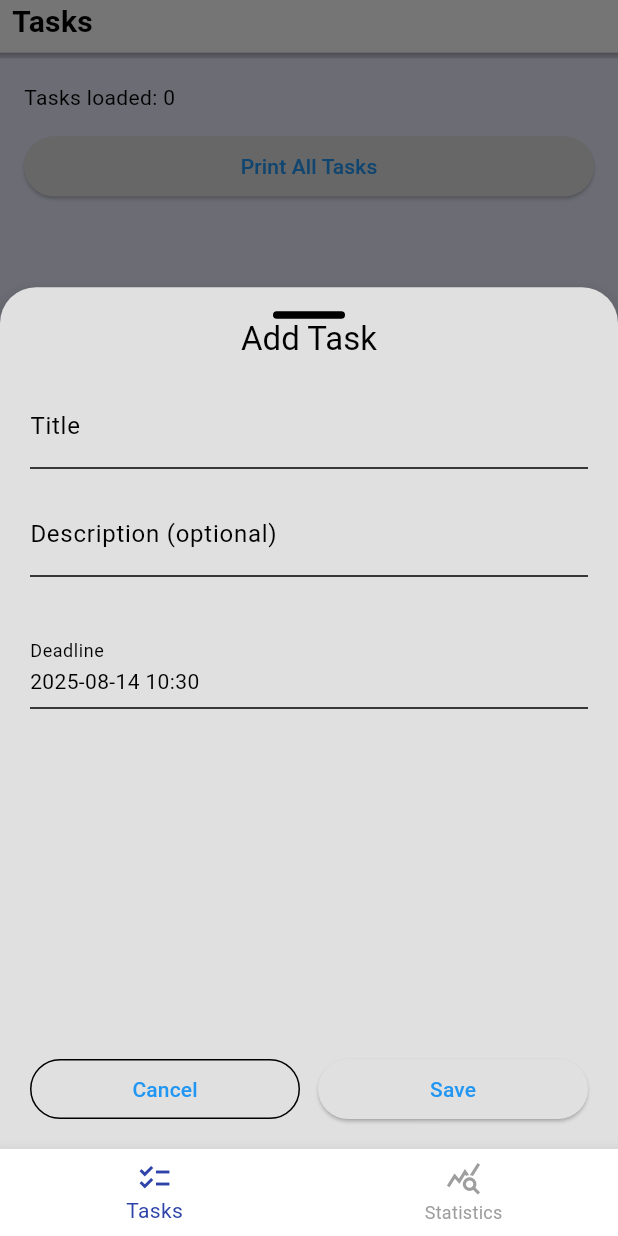
After one commit to Sakii470/Task_Manager, a Flutter app: the screen it shows after launch, after a tap on the "add" icon, on a phone screen of 412 x 824 dp. The commit adds this screen. Run offline on Flutter 3.47's test engine with Material 3 defaults, Android fonts, the phone set to English and light mode, and no system bars; our stand-ins replace bloc, flutter_bloc, get_it, go_router, hive_flutter; accounts and stored records are empty.

Commit message:
TeskList done - it works well

```diff
--- /dev/null
+++ b/devtools_options.yaml
@@ -0,0 +1,3 @@
+description: This file stores settings for Dart & Flutter DevTools.
+documentation: https://docs.flutter.dev/tools/devtools/extensions#configure-extension-enablement-states
+extensions:
--- a/lib/app/di/service_locator.dart
+++ b/lib/app/di/service_locator.dart
@@ -0,0 +1,16 @@
+import 'package:get_it/get_it.dart';
+import 'package:task_manager/features/tasks/data/repository/task_repository.dart';
+import 'package:task_manager/features/tasks/domain/task_repo.dart';
+
+final getIt = GetIt.instance;
+
+Future<void> setupLocator() async {
+  if (!getIt.isRegistered<HiveTaskRepository>()) {
+    final repo = HiveTaskRepository();
+    await repo.init();
+
+    getIt
+      ..registerSingleton<HiveTaskRepository>(repo)
+      ..registerSingleton<HiveTaskRepo>(repo);
+  }
+}
--- a/lib/app/theme/app_colors.dart
+++ b/lib/app/theme/app_colors.dart
@@ -4,7 +4,8 @@ const Color backgroundColor = Color(0xFFEBEDFD);
 const Color primaryColor = Color(0xFF6200EE);
 const Color secondaryColor = Color(0xFF03DAC6);
 
-const Color blue1 = Color(0xFF2D43A9); // Blue 1 (100%)
+const Color blue1 = Color(0xFF2D43A9);
 const Color black1 = Color(0xFF1A1A1A);
 const Color white = Color(0xFFFFFFFF);
 const Color red1 = Color(0xFFED1C23);
+const Color orange1 = Color(0xFFF76E11);
--- a/lib/features/statistics/presentation/screens/statistics_screen.dart
+++ b/lib/features/statistics/presentation/screens/statistics_screen.dart
@@ -10,7 +10,7 @@ class StatisticsScreen extends StatelessWidget {
     return Scaffold(
       appBar: const CustomHeader(title: 'Statistics', showBackArrow: false),
       body: BackgroundPattern(
-        showBottomLinearGradient: false,
+        showBottomLinearGradient: true,
         child: ListView(
           padding: const EdgeInsets.all(16),
           children: const [
--- /dev/null
+++ b/lib/features/tasks/data/model/task.dart
@@ -0,0 +1,29 @@
+import 'dart:convert';
+
+enum TaskStatus { inProgress, completed }
+
+class Task {
+  final String id;
+  final String title;
+  final String? description;
+  final DateTime deadline;
+  final TaskStatus status;
+
+  const Task({required this.id, required this.title, this.description, required this.deadline, required this.status});
+
+  Map<String, dynamic> toMap() => {
+    'id': id,
+    'title': title,
+    'description': description,
+    'deadline': deadline.toIso8601String(),
+    'status': status.index,
+  };
+
+  factory Task.fromMap(Map map) => Task(
+    id: map['id'] as String,
+    title: map['title'] as String,
+    description: map['description'] as String?,
+    deadline: DateTime.parse(map['deadline'] as String),
+    status: TaskStatus.values[map['status'] as int],
+  );
+}
--- a/lib/features/tasks/data/repository/task_repository.dart
+++ b/lib/features/tasks/data/repository/task_repository.dart
@@ -1,5 +1,53 @@
 import 'dart:async';
+import 'package:hive_flutter/hive_flutter.dart';
 import '../../domain/task_repo.dart';
-import '../model/task_model.dart';
+import '../model/task.dart';
 
-class TaskRepository implements TaskRepo {}
+class HiveTaskRepository implements HiveTaskRepo {
+  static const _boxName = 'tasks';
+  late final Box<Map> _box;
+
+  Future<void> init() async {
+    await Hive.initFlutter();
+    _box = await Hive.openBox<Map>(_boxName);
+  }
+
+  @override
+  Future<List<Task>> getAll({bool includeCompleted = true}) async {
+    final items = _box.values
+        .map((m) => Task.fromMap(m))
+        .where((t) => includeCompleted || t.status != TaskStatus.completed)
+        .toList();
+    return items;
+  }
+
+  @override
+  Future<Task> create(Task task) async {
+    await _box.put(task.id, task.toMap());
+    // ignore: avoid_print
+    print(
+      'Created task ${task.id} | ${task.title} | status=${task.status} | desc=${task.description} | deadline=${task.deadline.toIso8601String()}',
+    );
+    return task;
+  }
+
+  @override
+  Future<void> delete(String id) async {
+    await _box.delete(id);
+    // ignore: avoid_print
+    print('Deleted task $id');
+  }
+
+  @override
+  Future<Task> update(Task task) async {
+    if (!_box.containsKey(task.id)) {
+      throw StateError('Task not found');
+    }
+    await _box.put(task.id, task.toMap());
+    // ignore: avoid_print
+    print(
+      'Updated task ${task.id} | ${task.title} | status=${task.status} | desc=${task.description} | deadline=${task.deadline.toIso8601String()}',
+    );
+    return task;
+  }
+}
--- a/lib/features/tasks/domain/task_repo.dart
+++ b/lib/features/tasks/domain/task_repo.dart
@@ -1,9 +1,9 @@
-abstract class TaskRepo {
-  // Future<List<Task>> getAll({bool includeCompleted = true});
-  // Future<Task?> getById(String id);
-  // Future<Task> create(Task task);
-  // Future<Task> update(Task task);
-  // Future<void> delete(String id);
-  // Future<Task> markCompleted(String id);
-  // Future<Task> reopen(String id);
+import 'package:task_manager/features/tasks/data/model/task.dart';
+
+abstract class HiveTaskRepo {
+  Future<List<Task>> getAll({bool includeCompleted = true});
+
+  Future<Task> create(Task task);
+  Future<Task> update(Task task);
+  Future<void> delete(String id);
 }
--- /dev/null
+++ b/lib/features/tasks/presentation/cubit/task_cubit.dart
@@ -0,0 +1,92 @@
+import 'package:bloc/bloc.dart';
+import 'package:flutter/foundation.dart';
+
+import 'package:task_manager/features/tasks/domain/task_repo.dart';
+import 'package:task_manager/features/tasks/data/model/task.dart';
+import 'package:task_manager/features/tasks/presentation/cubit/task_state.dart';
+
+class TaskCubit extends Cubit<TaskState> {
+  final HiveTaskRepo repo;
+  TaskCubit(this.repo) : super(const TaskInitial());
+
+  Future<void> loadTasks() async {
+    emit(const TaskLoading());
+    try {
+      final tasks = [...await repo.getAll()]..sort((a, b) => a.deadline.compareTo(b.deadline));
+      emit(TaskLoaded(tasks));
+    } catch (e) {
+      emit(TaskError(e.toString()));
+    }
+  }
+
+  Future<void> addTask(Task task) async {
+    final prev = state is TaskLoaded
+        ? (state as TaskLoaded).tasks
+        : state is TaskSubmitting
+        ? (state as TaskSubmitting).tasks
+        : <Task>[];
+    final submittingList = [...prev]..sort((a, b) => a.deadline.compareTo(b.deadline));
+    emit(TaskSubmitting(submittingList));
+    try {
+      await repo.create(task);
+      final tasks = [...await repo.getAll()]..sort((a, b) => a.deadline.compareTo(b.deadline));
+      emit(TaskLoaded(tasks));
+    } catch (e) {
+      emit(TaskError(e.toString()));
+    }
+  }
+
+  Future<void> updateTask(Task task) async {
+    final prev = state is TaskLoaded
+        ? (state as TaskLoaded).tasks
+        : state is TaskSubmitting
+        ? (state as TaskSubmitting).tasks
+        : <Task>[];
+    // optimistic local replace (sorted later after fetch)
+    final optimistic = [
+      for (final t in prev)
+        if (t.id == task.id) task else t,
+    ]..sort((a, b) => a.deadline.compareTo(b.deadline));
+    emit(TaskSubmitting(optimistic));
+    try {
+      // Assumes repo has an update(task) method; adjust if different.
+      await repo.update(task);
+      final tasks = [...await repo.getAll()]..sort((a, b) => a.deadline.compareTo(b.deadline));
+      emit(TaskLoaded(tasks));
+    } catch (e) {
+      emit(TaskError(e.toString()));
+    }
+  }
+
+  void printAll() {
+    final s = state;
+    if (s is TaskLoaded || s is TaskSubmitting) {
+      final list = s is TaskLoaded ? s.tasks : (s as TaskSubmitting).tasks;
+      debugPrint('--- Tasks (${list.length}) ---');
+      for (final t in list) {
+        debugPrint(
+          'id=${t.id} | title=${t.title} | status=${t.status} | desc=${t.description} | deadline=${t.deadline.toIso8601String()}',
+        );
+      }
+      debugPrint('------------------------');
+    } else {
+      debugPrint('No tasks to print (state=$s)');
+    }
+  }
+
+  void sortByDeadline({bool ascending = true}) {
+    // Retained for potential manual triggers elsewhere (now unused in screen)
+    final current = state;
+    if (current is TaskLoaded) {
+      final sorted = [...current.tasks]
+        ..sort((a, b) => ascending ? a.deadline.compareTo(b.deadline) : b.deadline.compareTo(a.deadline));
+      emit(TaskLoaded(sorted));
+    } else if (current is TaskSubmitting) {
+      final sorted = [...current.tasks]
+        ..sort((a, b) => ascending ? a.deadline.compareTo(b.deadline) : b.deadline.compareTo(a.deadline));
+      emit(TaskSubmitting(sorted));
+    }
+  }
+}
+
+// no-op for other states
--- /dev/null
+++ b/lib/features/tasks/presentation/cubit/task_state.dart
@@ -0,0 +1,28 @@
+import 'package:task_manager/features/tasks/data/model/task.dart';
+
+abstract class TaskState {
+  const TaskState();
+}
+
+class TaskInitial extends TaskState {
+  const TaskInitial();
+}
+
+class TaskLoading extends TaskState {
+  const TaskLoading();
+}
+
+class TaskLoaded extends TaskState {
+  final List<Task> tasks;
+  const TaskLoaded(this.tasks);
+}
+
+class TaskSubmitting extends TaskState {
+  final List<Task> tasks;
+  const TaskSubmitting(this.tasks);
+}
+
+class TaskError extends TaskState {
+  final String message;
+  const TaskError(this.message);
+}
--- /dev/null
+++ b/lib/features/tasks/presentation/screens/add_task_sheet.dart
@@ -0,0 +1,171 @@
+import 'package:flutter/material.dart';
+import 'package:flutter_bloc/flutter_bloc.dart';
+import 'package:task_manager/features/tasks/presentation/cubit/task_cubit.dart';
+import 'package:task_manager/features/tasks/presentation/cubit/task_state.dart';
+import 'package:task_manager/features/tasks/data/model/task.dart';
+
+class AddTaskSheet extends StatefulWidget {
+  final Task? initialTask; // null => create
+  const AddTaskSheet({super.key, this.initialTask});
+
+  @override
+  State<AddTaskSheet> createState() => _AddTaskSheetState();
+}
+
+class _AddTaskSheetState extends State<AddTaskSheet> {
+  final _formKey = GlobalKey<FormState>();
+  final _titleCtrl = TextEditingController();
+  final _descCtrl = TextEditingController();
+  DateTime _deadline = DateTime.now();
+  TaskStatus _status = TaskStatus.inProgress;
+  bool _saving = false;
+
+  Future<void> _pickDate() async {
+    final now = DateTime.now();
+    final date = await showDatePicker(
+      context: context,
+      firstDate: DateTime(now.year - 1),
+      lastDate: DateTime(now.year + 5),
+      initialDate: _deadline,
+    );
+    if (date == null) return;
+    final time = await showTimePicker(context: context, initialTime: TimeOfDay.fromDateTime(_deadline));
+    setState(() {
+      if (time == null) {
+        _deadline = DateTime(date.year, date.month, date.day, _deadline.hour, _deadline.minute);
+      } else {
+        _deadline = DateTime(date.year, date.month, date.day, time.hour, time.minute);
+      }
+    });
+  }
+
+  Future<void> _save() async {
+    if (!_formKey.currentState!.validate()) return;
+    setState(() => _saving = true);
+    final editing = widget.initialTask != null;
+    try {
+      final base = widget.initialTask;
+      final task = Task(
+        id: editing ? base!.id : DateTime.now().millisecondsSinceEpoch.toString(),
+        title: _titleCtrl.text.trim(),
+        status: _status,
+        deadline: _deadline,
+        description: _descCtrl.text.trim().isEmpty ? null : _descCtrl.text.trim(),
+      );
+      if (editing) {
+        await context.read<TaskCubit>().updateTask(task);
+      } else {
+        await context.read<TaskCubit>().addTask(task);
+      }
+      if (mounted) Navigator.of(context).pop(true);
+    } catch (e) {
+      if (mounted) {
+        ScaffoldMessenger.of(context).showSnackBar(SnackBar(content: Text('Error: $e')));
+      }
+    } finally {
+      if (mounted) setState(() => _saving = false);
+    }
+  }
+
+  @override
+  void initState() {
+    super.initState();
+    final t = widget.initialTask;
+    if (t != null) {
+      _titleCtrl.text = t.title;
+      _descCtrl.text = t.description ?? '';
+      _deadline = t.deadline;
+      _status = t.status;
+    }
+  }
+
+  @override
+  void dispose() {
+    _titleCtrl.dispose();
+    _descCtrl.dispose();
+    super.dispose();
+  }
+
+  @override
+  Widget build(BuildContext context) {
+    final theme = Theme.of(context);
+    final submitting = context.watch<TaskCubit>().state is TaskSubmitting;
+    final disabled = _saving || submitting;
+    return Material(
+      color: theme.colorScheme.surface,
+      elevation: 8,
+      borderRadius: const BorderRadius.vertical(top: Radius.circular(24)),
+      child: SafeArea(
+        top: false,
+        child: Padding(
+          padding: EdgeInsets.only(left: 20, right: 20, top: 16, bottom: MediaQuery.of(context).viewInsets.bottom + 16),
+          child: Form(
+            key: _formKey,
+            child: Column(
+              children: [
+                Container(
+                  width: 48,
+                  height: 5,
+                  // margin: const EdgeInsets.only(bottom: 16),
+                  decoration: BoxDecoration(color: theme.dividerColor, borderRadius: BorderRadius.circular(3)),
+                ),
+                Text(widget.initialTask == null ? 'Add Task' : 'Edit Task', style: theme.textTheme.titleLarge),
+                const SizedBox(height: 16),
+                TextFormField(
+                  controller: _titleCtrl,
+                  decoration: const InputDecoration(labelText: 'Title'),
+                  validator: (v) => (v == null || v.trim().isEmpty) ? 'Required' : null,
+                  enabled: !disabled,
+                ),
+                const SizedBox(height: 16),
+                TextFormField(
+                  controller: _descCtrl,
+                  decoration: const InputDecoration(labelText: 'Description (optional)'),
+                  // maxLines: 2,
+                  enabled: !disabled,
+                ),
+                const SizedBox(height: 36),
+                Row(
+                  children: [
+                    Expanded(
+                      child: InkWell(
+                        onTap: disabled ? null : _pickDate,
+                        child: InputDecorator(
+                          decoration: const InputDecoration(labelText: 'Deadline'),
+                          child: Text(
+                            '${_deadline.year}-${_deadline.month.toString().padLeft(2, '0')}-${_deadline.day.toString().padLeft(2, '0')} '
+                            '${_deadline.hour.toString().padLeft(2, '0')}:${_deadline.minute.toString().padLeft(2, '0')}',
+                          ),
+                        ),
+                      ),
+                    ),
+                  ],
+                ),
+                const Spacer(),
+                Row(
+                  children: [
+                    Expanded(
+                      child: OutlinedButton(
+                        onPressed: disabled ? null : () => Navigator.of(context).maybePop(),
+                        child: const Text('Cancel'),
+                      ),
+                    ),
+                    const SizedBox(width: 12),
+                    Expanded(
+                      child: ElevatedButton(
+                        onPressed: disabled ? null : _save,
+                        child: disabled
+                            ? const SizedBox(width: 18, height: 18, child: CircularProgressIndicator(strokeWidth: 2))
+                            : Text(widget.initialTask == null ? 'Save' : 'Update'),
+                      ),
+                    ),
+                  ],
+                ),
+              ],
+            ),
+          ),
+        ),
+      ),
+    );
+  }
+}
--- a/lib/features/tasks/presentation/screens/task_screen.dart
+++ b/lib/features/tasks/presentation/screens/task_screen.dart
@@ -1,21 +1,92 @@
 import 'package:flutter/material.dart';
+import 'package:flutter_bloc/flutter_bloc.dart';
 import 'package:task_manager/components/custom_header.dart';
 import 'package:task_manager/components/background_pattern.dart';
+import 'package:task_manager/app/di/service_locator.dart';
+import 'package:task_manager/features/tasks/data/model/task.dart';
+import 'package:task_manager/features/tasks/domain/task_repo.dart';
+import 'package:task_manager/features/tasks/presentation/cubit/task_cubit.dart';
+import 'package:task_manager/features/tasks/presentation/cubit/task_state.dart'
+    show TaskState, TaskLoading, TaskInitial, TaskError, TaskSubmitting, TaskLoaded;
+import 'package:task_manager/features/tasks/presentation/screens/add_task_sheet.dart';
+import 'package:task_manager/features/tasks/presentation/widgets/task_card.dart' show TaskCard;
 
 class TaskScreen extends StatelessWidget {
   const TaskScreen({Key? key}) : super(key: key);
 
+  void _openAddTaskPopup(BuildContext context, {Task? task}) async {
+    final saved = await showModalBottomSheet<bool>(
+      context: context,
+      useRootNavigator: false,
+      isScrollControlled: true,
+      backgroundColor: Colors.transparent,
+      builder: (ctx) => FractionallySizedBox(heightFactor: 0.75, child: AddTaskSheet(initialTask: task)),
+    );
+    if (saved == true && context.mounted) {
+      ScaffoldMessenger.of(context).showSnackBar(SnackBar(content: Text(task == null ? 'Task added' : 'Task updated')));
+    }
+  }
+
   @override
   Widget build(BuildContext context) {
-    return Scaffold(
-      appBar: const CustomHeader(
-        title: 'Tasks',
-        showBackArrow: false,
-      ),
-      body: BackgroundPattern(
-        child: Center(
-          child: Text('Task Screen Body'),
-        ),
+    return BlocProvider<TaskCubit>(
+      create: (_) => TaskCubit(getIt.isRegistered<HiveTaskRepo>() ? getIt<HiveTaskRepo>() : getIt())..loadTasks(),
+      // Using Builder to access provided cubit context
+      child: Builder(
+        builder: (context) {
+          return Scaffold(
+            appBar: const CustomHeader(title: 'Tasks', showBackArrow: false),
+            body: BackgroundPattern(
+              child: Padding(
+                // was Center(...)
+                padding: const EdgeInsets.all(16),
+                child: BlocBuilder<TaskCubit, TaskState>(
+                  builder: (context, state) {
+                    if (state is TaskLoading || state is TaskInitial) {
+                      return const CircularProgressIndicator();
+                    }
+                    if (state is TaskError) {
+                      return Text('Error: ${state.message}');
+                    }
+                    final isSubmitting = state is TaskSubmitting;
+                    final tasks = state is TaskLoaded
+                        ? state.tasks
+                        : state is TaskSubmitting
+                        ? state.tasks
+                        : <Task>[];
+                    return Column(
+                      crossAxisAlignment: CrossAxisAlignment.stretch,
+                      mainAxisSize: MainAxisSize.max, // fill vertical
+                      children: [
+                        Text(isSubmitting ? 'Saving task...' : 'Tasks loaded: ${tasks.length}'),
+                        const SizedBox(height: 12),
+                        ElevatedButton(
+                          onPressed: isSubmitting ? null : () => context.read<TaskCubit>().printAll(),
+                          child: const Text('Print All Tasks'),
+                        ),
+                        const SizedBox(height: 16),
+                        Expanded(
+                          // replaces fixed SizedBox(height:360,width:300)
+                          child: ListView.builder(
+                            itemCount: tasks.length,
+                            itemBuilder: (_, i) => TaskCard(
+                              task: tasks[i],
+                              onEdit: () => _openAddTaskPopup(context, task: tasks[i]),
+                            ),
+                          ),
+                        ),
+                      ],
+                    );
+                  },
+                ),
+              ),
+            ),
+            floatingActionButton: FloatingActionButton(
+              onPressed: () => _openAddTaskPopup(context),
+              child: const Icon(Icons.add),
+            ),
+          );
+        },
       ),
     );
   }
--- a/lib/main.dart
+++ b/lib/main.dart
@@ -1,12 +1,17 @@
 import 'package:flutter/material.dart';
 import 'package:go_router/go_router.dart';
+import 'package:task_manager/app/di/service_locator.dart';
+import 'package:flutter_bloc/flutter_bloc.dart';
+import 'package:task_manager/features/tasks/domain/task_repo.dart';
+import 'package:task_manager/features/tasks/presentation/cubit/task_cubit.dart';
+import 'package:task_manager/features/tasks/presentation/cubit/task_state.dart';
 import 'app/router/app_router.dart';
 
 void main() async {
   GoRouter.optionURLReflectsImperativeAPIs = true;
   WidgetsFlutterBinding.ensureInitialized();
 
-  WidgetsFlutterBinding.ensureInitialized();
+  await setupLocator();
 
   runApp(const MyApp());
 }
@@ -17,7 +22,9 @@ class MyApp extends StatelessWidget {
   @override
   Widget build(BuildContext context) {
     final _router = createGoRouter();
-    return MaterialApp.router(
+    return MultiBlocProvider(
+      providers: [BlocProvider<TaskCubit>(create: (_) => TaskCubit(getIt<HiveTaskRepo>())..loadTasks())],
+      child: MaterialApp.router(
         routerConfig: _router,
         debugShowCheckedModeBanner: false,
         theme: ThemeData(
@@ -28,6 +35,7 @@ class MyApp extends StatelessWidget {
             onPrimary: Colors.white,
           ),
         ),
+      ),
     );
   }
 }
```
Also changed, not shown: lib/features/tasks/data/model/task_model.dart (deleted, +0 -19 lines), lib/features/tasks/presentation/widgets/task_card.dart (added, +121 -0 lines), lib/locator.dart (added, +14 -0 lines), pubspec.yaml (+9 -67 lines). Lines whose indentation alone changed are shown as unchanged.
